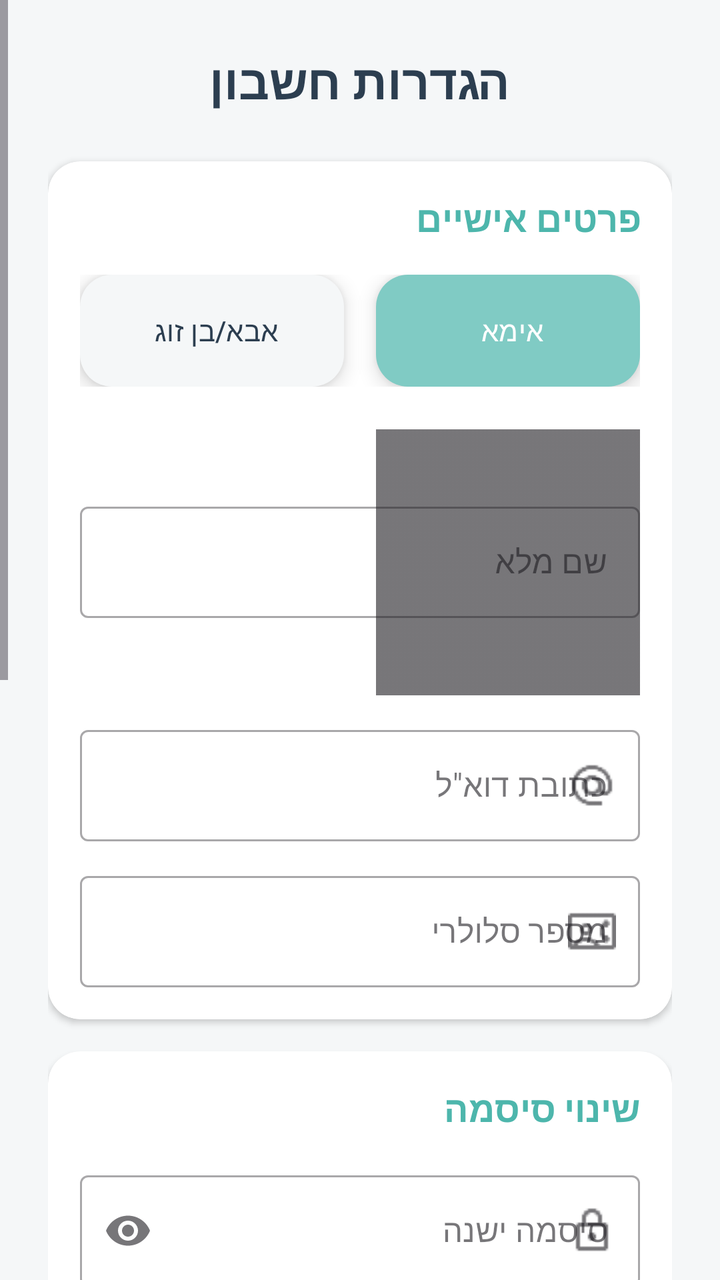
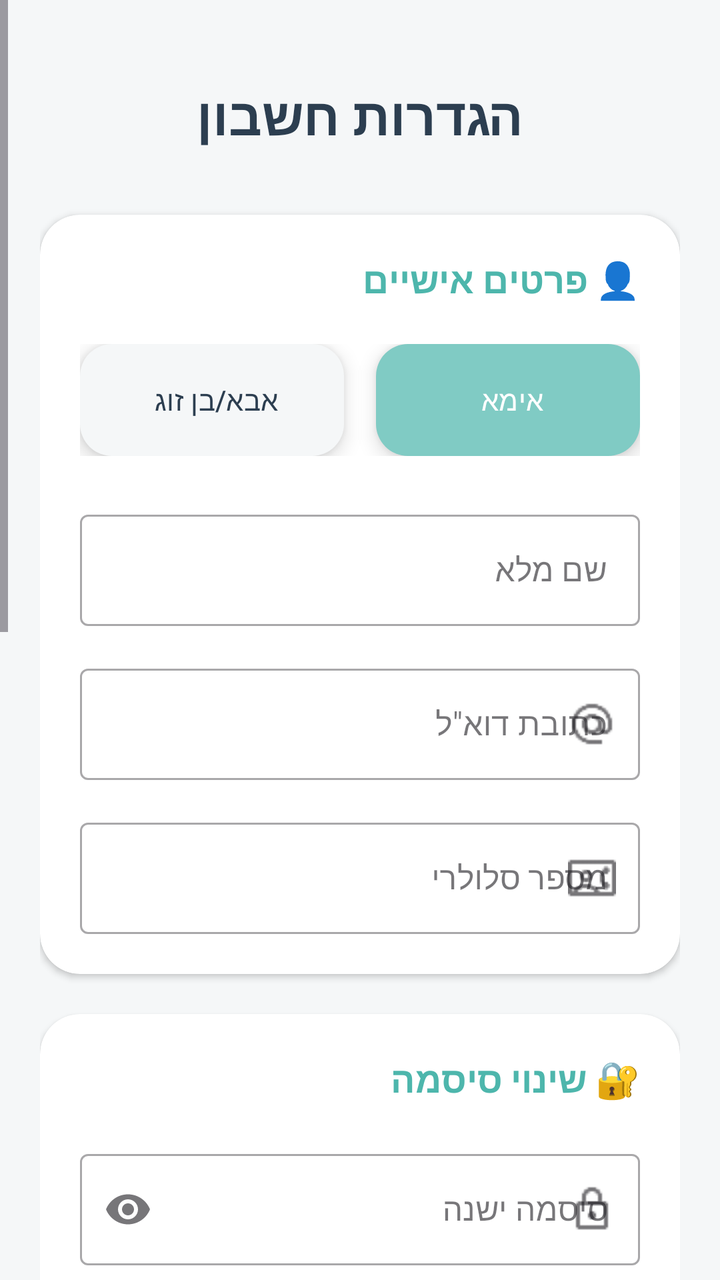

Screens rendered from an Android XML layout before and after an edit, with the pre-edit source and the edit as a unified diff.
<!-- AndroidManifest.xml: application theme Theme.BecomingFamily -->
<!-- res/layout/fragment_user_settings.xml -->
<?xml version="1.0" encoding="utf-8"?>
<FrameLayout xmlns:android="http://schemas.android.com/apk/res/android"
    xmlns:app="http://schemas.android.com/apk/res-auto"
    xmlns:tools="http://schemas.android.com/tools"
    android:layout_width="match_parent"
    android:layout_height="match_parent"
    android:background="@color/background_soft"
    android:layoutDirection="rtl"
    tools:context=".UserSettingsFragment">

    <ScrollView
        android:layout_width="match_parent"
        android:layout_height="match_parent"
        android:fillViewport="true">

        <LinearLayout
            android:layout_width="match_parent"
            android:layout_height="wrap_content"
            android:orientation="vertical"
            android:padding="24dp">

            <TextView
                android:id="@+id/tvETitle"
                android:layout_width="wrap_content"
                android:layout_height="wrap_content"
                android:layout_gravity="center"
                android:layout_marginBottom="24dp"
                android:text="הגדרות חשבון"
                android:textColor="@color/text_primary"
                android:textSize="24sp"
                android:textStyle="bold" />

            
            <androidx.cardview.widget.CardView
                android:layout_width="match_parent"
                android:layout_height="wrap_content"
                android:layout_marginBottom="16dp"
                app:cardCornerRadius="16dp"
                app:cardElevation="2dp">

                <LinearLayout
                    android:layout_width="match_parent"
                    android:layout_height="wrap_content"
                    android:orientation="vertical"
                    android:padding="16dp">

                    <TextView
                        android:layout_width="wrap_content"
                        android:layout_height="wrap_content"
                        android:layout_marginBottom="16dp"
                        android:text="פרטים אישיים"
                        android:textColor="@color/primary_dark"
                        android:textSize="18sp"
                        android:textStyle="bold" />

                    <LinearLayout
                        android:id="@+id/llRole"
                        android:layout_width="match_parent"
                        android:layout_height="wrap_content"
                        android:layout_marginBottom="16dp"
                        android:gravity="center"
                        android:orientation="horizontal">

                        <com.google.android.material.floatingactionbutton.ExtendedFloatingActionButton
                            android:id="@+id/fabEMom"
                            android:layout_width="0dp"
                            android:layout_height="wrap_content"
                            android:layout_weight="1"
                            android:layout_marginEnd="8dp"
                            android:text="אימא"
                            android:textColor="@color/white"
                            android:gravity="center"
                            app:backgroundTint="@color/primary"
                            app:cornerRadius="12dp" />

                        <com.google.android.material.floatingactionbutton.ExtendedFloatingActionButton
                            android:id="@+id/fabEDad"
                            android:layout_width="0dp"
                            android:layout_height="wrap_content"
                            android:layout_weight="1"
                            android:layout_marginStart="8dp"
                            android:text="אבא/בן זוג"
                            android:textColor="@color/text_primary"
                            android:gravity="center"
                            app:backgroundTint="@color/background_soft"
                            app:cornerRadius="12dp" />
                    </LinearLayout>

                    <com.google.android.material.textfield.TextInputLayout
                        android:id="@+id/tilEFullName"
                        style="@style/Widget.MaterialComponents.TextInputLayout.OutlinedBox"
                        android:layout_width="match_parent"
                        android:layout_height="wrap_content"
                        android:layout_marginBottom="12dp"
                        android:hint="שם מלא"
                        app:startIconDrawable="@drawable/family">

                        <com.google.android.material.textfield.TextInputEditText
                            android:id="@+id/etEFullName"
                            android:layout_width="match_parent"
                            android:layout_height="wrap_content"
                            android:inputType="textPersonName" />
                    </com.google.android.material.textfield.TextInputLayout>

                    <com.google.android.material.textfield.TextInputLayout
                        android:id="@+id/tilEEmail"
                        style="@style/Widget.MaterialComponents.TextInputLayout.OutlinedBox"
                        android:layout_width="match_parent"
                        android:layout_height="wrap_content"
                        android:layout_marginBottom="12dp"
                        android:hint="כתובת דוא&quot;ל"
                        app:startIconDrawable="@drawable/email">

                        <com.google.android.material.textfield.TextInputEditText
                            android:id="@+id/etEEmailRegister"
                            android:layout_width="match_parent"
                            android:layout_height="wrap_content"
                            android:enabled="false"
                            android:inputType="textEmailAddress" />
                    </com.google.android.material.textfield.TextInputLayout>

                    <com.google.android.material.textfield.TextInputLayout
                        android:id="@+id/tilEMobile"
                        style="@style/Widget.MaterialComponents.TextInputLayout.OutlinedBox"
                        android:layout_width="match_parent"
                        android:layout_height="wrap_content"
                        android:hint="מספר סלולרי"
                        app:startIconDrawable="@drawable/phone">

                        <com.google.android.material.textfield.TextInputEditText
                            android:id="@+id/etEMobile"
                            android:layout_width="match_parent"
                            android:layout_height="wrap_content"
                            android:inputType="phone"
                            android:maxLength="10" />
                    </com.google.android.material.textfield.TextInputLayout>
                </LinearLayout>
            </androidx.cardview.widget.CardView>

            
            <androidx.cardview.widget.CardView
                android:layout_width="match_parent"
                android:layout_height="wrap_content"
                android:layout_marginBottom="16dp"
                app:cardCornerRadius="16dp"
                app:cardElevation="2dp">

                <LinearLayout
                    android:layout_width="match_parent"
                    android:layout_height="wrap_content"
                    android:orientation="vertical"
                    android:padding="16dp">

                    <TextView
                        android:layout_width="wrap_content"
                        android:layout_height="wrap_content"
                        android:layout_marginBottom="16dp"
                        android:text="שינוי סיסמה"
                        android:textColor="@color/primary_dark"
                        android:textSize="18sp"
                        android:textStyle="bold" />

                    <com.google.android.material.textfield.TextInputLayout
                        android:id="@+id/tilEOriginalPassword"
                        style="@style/Widget.MaterialComponents.TextInputLayout.OutlinedBox"
                        android:layout_width="match_parent"
                        android:layout_height="wrap_content"
                        android:layout_marginBottom="12dp"
                        android:hint="סיסמה ישנה"
                        app:endIconMode="password_toggle"
                        app:startIconDrawable="@drawable/lock">

                        <com.google.android.material.textfield.TextInputEditText
                            android:id="@+id/etEOriginalRegisterPassword"
                            android:layout_width="match_parent"
                            android:layout_height="wrap_content"
                            android:inputType="textPassword" />
                    </com.google.android.material.textfield.TextInputLayout>

                    <com.google.android.material.textfield.TextInputLayout
                        android:id="@+id/tilEPassword"
                        style="@style/Widget.MaterialComponents.TextInputLayout.OutlinedBox"
                        android:layout_width="match_parent"
                        android:layout_height="wrap_content"
                        android:layout_marginBottom="12dp"
                        android:hint="סיסמה חדשה"
                        app:endIconMode="password_toggle"
                        app:startIconDrawable="@drawable/lock">

                        <com.google.android.material.textfield.TextInputEditText
                            android:id="@+id/etERegisterPassword"
                            android:layout_width="match_parent"
                            android:layout_height="wrap_content"
                            android:inputType="textPassword" />
                    </com.google.android.material.textfield.TextInputLayout>

                    <com.google.android.material.textfield.TextInputLayout
                        android:id="@+id/tilEConfirmPassword"
                        style="@style/Widget.MaterialComponents.TextInputLayout.OutlinedBox"
                        android:layout_width="match_parent"
                        android:layout_height="wrap_content"
                        android:hint="אישור סיסמה חדשה"
                        app:endIconMode="password_toggle"
                        app:startIconDrawable="@drawable/lock">

                        <com.google.android.material.textfield.TextInputEditText
                            android:id="@+id/etEConfirmPassword"
                            android:layout_width="match_parent"
                            android:layout_height="wrap_content"
                            android:inputType="textPassword" />
                    </com.google.android.material.textfield.TextInputLayout>
                </LinearLayout>
            </androidx.cardview.widget.CardView>

            
            <androidx.cardview.widget.CardView
                android:layout_width="match_parent"
                android:layout_height="wrap_content"
                android:layout_marginBottom="24dp"
                app:cardCornerRadius="16dp"
                app:cardElevation="2dp">

                <LinearLayout
                    android:layout_width="match_parent"
                    android:layout_height="wrap_content"
                    android:orientation="vertical"
                    android:padding="16dp">

                    <TextView
                        android:layout_width="wrap_content"
                        android:layout_height="wrap_content"
                        android:layout_marginBottom="8dp"
                        android:text="מעקב הריון"
                        android:textColor="@color/primary_dark"
                        android:textSize="18sp"
                        android:textStyle="bold" />

                    <TextView
                        android:id="@+id/tvSavesDates"
                        android:layout_width="match_parent"
                        android:layout_height="wrap_content"
                        android:layout_marginBottom="16dp"
                        android:text="תאריכים שמורים..."
                        android:textColor="@color/text_secondary"
                        android:textSize="14sp" />

                    <com.google.android.material.button.MaterialButton
                        android:id="@+id/btnTrack"
                        style="@style/Widget.MaterialComponents.Button.OutlinedButton"
                        android:layout_width="match_parent"
                        android:layout_height="wrap_content"
                        android:text="עדכון תאריך וסת אחרון"
                        app:cornerRadius="12dp"
                        app:strokeColor="@color/primary" />
                </LinearLayout>
            </androidx.cardview.widget.CardView>

            <com.google.android.material.button.MaterialButton
                android:id="@+id/btnEdit"
                android:layout_width="match_parent"
                android:layout_height="56dp"
                android:layout_marginBottom="16dp"
                android:text="שמירת שינויים"
                android:textColor="@color/white"
                app:backgroundTint="@color/primary"
                app:cornerRadius="28dp" />

            <View
                android:layout_width="match_parent"
                android:layout_height="1dp"
                android:layout_marginTop="8dp"
                android:layout_marginBottom="24dp"
                android:background="#E0E0E0" />

            <TextView
                android:layout_width="wrap_content"
                android:layout_height="wrap_content"
                android:layout_gravity="center"
                android:layout_marginBottom="16dp"
                android:text="ניהול חשבון"
                android:textColor="@color/text_secondary"
                android:textSize="14sp"
                android:textStyle="bold" />

            <LinearLayout
                android:layout_width="match_parent"
                android:layout_height="wrap_content"
                android:gravity="center"
                android:orientation="horizontal">

                <com.google.android.material.button.MaterialButton
                    android:id="@+id/btnELogout"
                    style="@style/Widget.MaterialComponents.Button.TextButton"
                    android:layout_width="0dp"
                    android:layout_height="wrap_content"
                    android:layout_weight="1"
                    android:text="התנתקות"
                    android:textColor="@color/text_primary"
                    app:icon="@drawable/lock"
                    app:iconGravity="textStart" />

                <com.google.android.material.button.MaterialButton
                    android:id="@+id/btnEDelete"
                    style="@style/Widget.MaterialComponents.Button.TextButton"
                    android:layout_width="0dp"
                    android:layout_height="wrap_content"
                    android:layout_weight="1"
                    android:text="מחיקת חשבון"
                    android:textColor="#F44336"
                    app:icon="@drawable/flower"
                    app:iconGravity="textStart"
                    app:iconTint="#F44336" />
            </LinearLayout>

        </LinearLayout>
    </ScrollView>
</FrameLayout>
<!-- resources referenced by this layout -->
<resources>
  <color name="background_soft">#F5F7F8</color>
  <color name="primary">#FF80CBC4</color>
  <color name="primary_dark">#FF4DB6AC</color>
  <color name="text_primary">#2C3E50</color>
  <color name="text_secondary">#7F8C8D</color>
  <color name="white">#FFFFFFFF</color>
  <!-- drawable email: png bitmap (drawable, 712 bytes) -->
  <!-- drawable family: png bitmap (drawable, 22359 bytes) -->
  <!-- drawable flower: png bitmap (drawable, 33483 bytes) -->
  <!-- drawable lock: png bitmap (drawable, 377 bytes) -->
  <!-- drawable phone: png bitmap (drawable, 496 bytes) -->
  <style name="Theme.BecomingFamily" parent="Base.Theme.BecomingFamily" />
  <style name="Base.Theme.BecomingFamily" parent="Theme.Material3.DayNight.NoActionBar">
          
          <item name="colorPrimary">@color/primary</item>
          <item name="colorPrimaryVariant">@color/primary_dark</item>
          <item name="colorOnPrimary">@color/white</item>
          
          <item name="colorSecondary">@color/accent</item>
          <item name="colorSecondaryVariant">@color/accent</item>
          <item name="colorOnSecondary">@color/black</item>
          
          <item name="android:statusBarColor">@color/primary_dark</item>
  
          <item name="android:windowBackground">@color/background_soft</item>
      </style>
  <color name="accent">#FF81C784</color>
  <color name="black">#FF000000</color>
</resources>

<!-- the commit's change to res/layout/fragment_user_settings.xml (unified diff, before → after) -->
@@ -17,38 +17,44 @@
             android:layout_width="match_parent"
             android:layout_height="wrap_content"
             android:orientation="vertical"
-            android:padding="24dp">
+            android:paddingHorizontal="20dp"
+            android:paddingBottom="100dp">
+
+            
+            <Space
+                android:layout_width="match_parent"
+                android:layout_height="40dp" />
 
             <TextView
                 android:id="@+id/tvETitle"
                 android:layout_width="wrap_content"
                 android:layout_height="wrap_content"
                 android:layout_gravity="center"
-                android:layout_marginBottom="24dp"
+                android:layout_marginBottom="32dp"
                 android:text="הגדרות חשבון"
                 android:textColor="@color/text_primary"
-                android:textSize="24sp"
+                android:textSize="26sp"
                 android:textStyle="bold" />
 
             
             <androidx.cardview.widget.CardView
                 android:layout_width="match_parent"
                 android:layout_height="wrap_content"
-                android:layout_marginBottom="16dp"
-                app:cardCornerRadius="16dp"
+                android:layout_marginBottom="20dp"
+                app:cardCornerRadius="20dp"
                 app:cardElevation="2dp">
 
                 <LinearLayout
                     android:layout_width="match_parent"
                     android:layout_height="wrap_content"
                     android:orientation="vertical"
-                    android:padding="16dp">
+                    android:padding="20dp">
 
                     <TextView
                         android:layout_width="wrap_content"
                         android:layout_height="wrap_content"
-                        android:layout_marginBottom="16dp"
-                        android:text="פרטים אישיים"
+                        android:layout_marginBottom="20dp"
+                        android:text="👤 פרטים אישיים"
                         android:textColor="@color/primary_dark"
                         android:textSize="18sp"
                         android:textStyle="bold" />
@@ -57,7 +63,7 @@
                         android:id="@+id/llRole"
                         android:layout_width="match_parent"
                         android:layout_height="wrap_content"
-                        android:layout_marginBottom="16dp"
+                        android:layout_marginBottom="24dp"
                         android:gravity="center"
                         android:orientation="horizontal">
 
@@ -71,7 +77,8 @@
                             android:textColor="@color/white"
                             android:gravity="center"
                             app:backgroundTint="@color/primary"
-                            app:cornerRadius="12dp" />
+                            app:cornerRadius="12dp"
+                            app:elevation="0dp" />
 
                         <com.google.android.material.floatingactionbutton.ExtendedFloatingActionButton
                             android:id="@+id/fabEDad"
@@ -83,7 +90,8 @@
                             android:textColor="@color/text_primary"
                             android:gravity="center"
                             app:backgroundTint="@color/background_soft"
-                            app:cornerRadius="12dp" />
+                            app:cornerRadius="12dp"
+                            app:elevation="0dp" />
                     </LinearLayout>
 
                     <com.google.android.material.textfield.TextInputLayout
@@ -91,9 +99,8 @@
                         style="@style/Widget.MaterialComponents.TextInputLayout.OutlinedBox"
                         android:layout_width="match_parent"
                         android:layout_height="wrap_content"
-                        android:layout_marginBottom="12dp"
-                        android:hint="שם מלא"
-                        app:startIconDrawable="@drawable/family">
+                        android:layout_marginBottom="16dp"
+                        android:hint="שם מלא">
 
                         <com.google.android.material.textfield.TextInputEditText
                             android:id="@+id/etEFullName"
@@ -107,7 +114,7 @@
                         style="@style/Widget.MaterialComponents.TextInputLayout.OutlinedBox"
                         android:layout_width="match_parent"
                         android:layout_height="wrap_content"
-                        android:layout_marginBottom="12dp"
+                        android:layout_marginBottom="16dp"
                         android:hint="כתובת דוא&quot;ל"
                         app:startIconDrawable="@drawable/email">
 
@@ -141,21 +148,21 @@
             <androidx.cardview.widget.CardView
                 android:layout_width="match_parent"
                 android:layout_height="wrap_content"
-                android:layout_marginBottom="16dp"
-                app:cardCornerRadius="16dp"
+                android:layout_marginBottom="20dp"
+                app:cardCornerRadius="20dp"
                 app:cardElevation="2dp">
 
                 <LinearLayout
                     android:layout_width="match_parent"
                     android:layout_height="wrap_content"
                     android:orientation="vertical"
-                    android:padding="16dp">
+                    android:padding="20dp">
 
                     <TextView
                         android:layout_width="wrap_content"
                         android:layout_height="wrap_content"
-                        android:layout_marginBottom="16dp"
-                        android:text="שינוי סיסמה"
+                        android:layout_marginBottom="20dp"
+                        android:text="🔐 שינוי סיסמה"
                         android:textColor="@color/primary_dark"
                         android:textSize="18sp"
                         android:textStyle="bold" />
@@ -165,7 +172,7 @@
                         style="@style/Widget.MaterialComponents.TextInputLayout.OutlinedBox"
                         android:layout_width="match_parent"
                         android:layout_height="wrap_content"
-                        android:layout_marginBottom="12dp"
+                        android:layout_marginBottom="16dp"
                         android:hint="סיסמה ישנה"
                         app:endIconMode="password_toggle"
                         app:startIconDrawable="@drawable/lock">
@@ -182,7 +189,7 @@
                         style="@style/Widget.MaterialComponents.TextInputLayout.OutlinedBox"
                         android:layout_width="match_parent"
                         android:layout_height="wrap_content"
-                        android:layout_marginBottom="12dp"
+                        android:layout_marginBottom="16dp"
                         android:hint="סיסמה חדשה"
                         app:endIconMode="password_toggle"
                         app:startIconDrawable="@drawable/lock">
@@ -216,21 +223,21 @@
             <androidx.cardview.widget.CardView
                 android:layout_width="match_parent"
                 android:layout_height="wrap_content"
-                android:layout_marginBottom="24dp"
-                app:cardCornerRadius="16dp"
+                android:layout_marginBottom="32dp"
+                app:cardCornerRadius="20dp"
                 app:cardElevation="2dp">
 
                 <LinearLayout
                     android:layout_width="match_parent"
                     android:layout_height="wrap_content"
                     android:orientation="vertical"
-                    android:padding="16dp">
+                    android:padding="20dp">
 
                     <TextView
                         android:layout_width="wrap_content"
                         android:layout_height="wrap_content"
-                        android:layout_marginBottom="8dp"
-                        android:text="מעקב הריון"
+                        android:layout_marginBottom="12dp"
+                        android:text="📅 מעקב הריון"
                         android:textColor="@color/primary_dark"
                         android:textSize="18sp"
                         android:textStyle="bold" />
@@ -239,18 +246,19 @@
                         android:id="@+id/tvSavesDates"
                         android:layout_width="match_parent"
                         android:layout_height="wrap_content"
-                        android:layout_marginBottom="16dp"
-                        android:text="תאריכים שמורים..."
+                        android:layout_marginBottom="20dp"
+                        android:text="טוען תאריכים..."
                         android:textColor="@color/text_secondary"
-                        android:textSize="14sp" />
+                        android:textSize="15sp" />
 
                     <com.google.android.material.button.MaterialButton
                         android:id="@+id/btnTrack"
                         style="@style/Widget.MaterialComponents.Button.OutlinedButton"
                         android:layout_width="match_parent"
-                        android:layout_height="wrap_content"
+                        android:layout_height="56dp"
                         android:text="עדכון תאריך וסת אחרון"
-                        app:cornerRadius="12dp"
+                        android:textAllCaps="false"
+                        app:cornerRadius="16dp"
                         app:strokeColor="@color/primary" />
                 </LinearLayout>
             </androidx.cardview.widget.CardView>
@@ -258,29 +266,20 @@
             <com.google.android.material.button.MaterialButton
                 android:id="@+id/btnEdit"
                 android:layout_width="match_parent"
-                android:layout_height="56dp"
-                android:layout_marginBottom="16dp"
+                android:layout_height="60dp"
+                android:layout_marginBottom="24dp"
                 android:text="שמירת שינויים"
                 android:textColor="@color/white"
+                android:textSize="18sp"
+                android:textStyle="bold"
                 app:backgroundTint="@color/primary"
-                app:cornerRadius="28dp" />
+                app:cornerRadius="30dp" />
 
             <View
                 android:layout_width="match_parent"
                 android:layout_height="1dp"
-                android:layout_marginTop="8dp"
-                android:layout_marginBottom="24dp"
+                android:layout_marginBottom="32dp"
                 android:background="#E0E0E0" />
-
-            <TextView
-                android:layout_width="wrap_content"
-                android:layout_height="wrap_content"
-                android:layout_gravity="center"
-                android:layout_marginBottom="16dp"
-                android:text="ניהול חשבון"
-                android:textColor="@color/text_secondary"
-                android:textSize="14sp"
-                android:textStyle="bold" />
 
             <LinearLayout
                 android:layout_width="match_parent"
<!-- resource entries referenced after the edit -->
@@ -7,7 +7,6 @@
   <color name="text_secondary">#7F8C8D</color>
   <color name="white">#FFFFFFFF</color>
   <!-- drawable email: png bitmap (drawable, 712 bytes) -->
-  <!-- drawable family: png bitmap (drawable, 22359 bytes) -->
   <!-- drawable flower: png bitmap (drawable, 33483 bytes) -->
   <!-- drawable lock: png bitmap (drawable, 377 bytes) -->
   <!-- drawable phone: png bitmap (drawable, 496 bytes) -->
